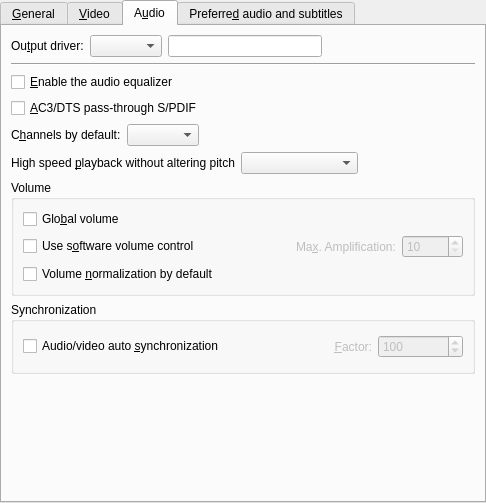
wilbert2000/wzplayer, file src/prefgeneral.ui: the form before one commit.
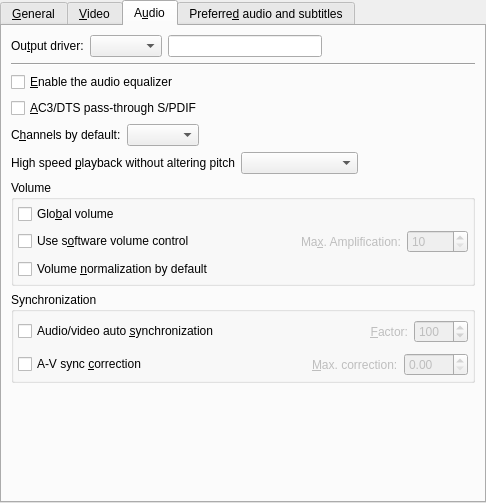
The form after the commit. The open tabs and pages were chosen to show the change. Custom widgets are drawn as their Qt base class.

Commit message: Added the new option "A-V sync correction" in Preferences->General->Audio, to set value for the -mc option.

Patch:
```diff
--- a/src/prefgeneral.ui
+++ b/src/prefgeneral.ui
@@ -730,6 +730,18 @@
           <string>Volume</string>
          </property>
          <layout class="QVBoxLayout" >
+          <property name="leftMargin" >
+           <number>4</number>
+          </property>
+          <property name="topMargin" >
+           <number>4</number>
+          </property>
+          <property name="rightMargin" >
+           <number>4</number>
+          </property>
+          <property name="bottomMargin" >
+           <number>4</number>
+          </property>
           <item>
            <widget class="QCheckBox" name="global_volume_check" >
             <property name="text" >
@@ -820,53 +832,35 @@
          <property name="title" >
           <string>Synchronization</string>
          </property>
-         <layout class="QHBoxLayout" >
-          <property name="spacing" >
-           <number>6</number>
-          </property>
+         <layout class="QVBoxLayout" >
           <property name="leftMargin" >
-           <number>9</number>
+           <number>4</number>
           </property>
           <property name="topMargin" >
-           <number>9</number>
+           <number>4</number>
           </property>
           <property name="rightMargin" >
-           <number>9</number>
+           <number>4</number>
           </property>
           <property name="bottomMargin" >
-           <number>9</number>
+           <number>4</number>
           </property>
-          <item>
-           <widget class="QCheckBox" name="autosync_check" >
-            <property name="text" >
-             <string>Audio/video auto &amp;synchronization</string>
-            </property>
-           </widget>
-          </item>
           <item>
            <layout class="QHBoxLayout" >
-            <property name="spacing" >
-             <number>6</number>
-            </property>
-            <property name="leftMargin" >
-             <number>0</number>
-            </property>
-            <property name="topMargin" >
-             <number>0</number>
-            </property>
-            <property name="rightMargin" >
-             <number>0</number>
-            </property>
-            <property name="bottomMargin" >
-             <number>0</number>
-            </property>
+            <item>
+             <widget class="QCheckBox" name="autosync_check" >
+              <property name="text" >
+               <string>Audio/video auto &amp;synchronization</string>
+              </property>
+             </widget>
+            </item>
             <item>
              <spacer>
               <property name="orientation" >
                <enum>Qt::Horizontal</enum>
               </property>
               <property name="sizeType" >
-               <enum>QSizePolicy::Preferred</enum>
+               <enum>QSizePolicy::Expanding</enum>
               </property>
               <property name="sizeHint" >
                <size>
@@ -913,6 +907,56 @@
             </item>
            </layout>
           </item>
+          <item>
+           <layout class="QHBoxLayout" >
+            <item>
+             <widget class="QCheckBox" name="use_mc_check" >
+              <property name="text" >
+               <string>A-V sync &amp;correction</string>
+              </property>
+             </widget>
+            </item>
+            <item>
+             <spacer>
+              <property name="orientation" >
+               <enum>Qt::Horizontal</enum>
+              </property>
+              <property name="sizeHint" >
+               <size>
+                <width>40</width>
+                <height>20</height>
+               </size>
+              </property>
+             </spacer>
+            </item>
+            <item>
+             <widget class="QLabel" name="mc_label" >
+              <property name="enabled" >
+               <bool>false</bool>
+              </property>
+              <property name="text" >
+               <string>&amp;Max. correction:</string>
+              </property>
+              <property name="buddy" >
+               <cstring>mc_spin</cstring>
+              </property>
+             </widget>
+            </item>
+            <item>
+             <widget class="QDoubleSpinBox" name="mc_spin" >
+              <property name="enabled" >
+               <bool>false</bool>
+              </property>
+              <property name="maximum" >
+               <double>100.000000000000000</double>
+              </property>
+              <property name="singleStep" >
+               <double>0.100000000000000</double>
+              </property>
+             </widget>
+            </item>
+           </layout>
+          </item>
          </layout>
         </widget>
        </item>
@@ -927,7 +971,7 @@
          <property name="sizeHint" >
           <size>
            <width>464</width>
-           <height>31</height>
+           <height>20</height>
           </size>
          </property>
         </spacer>
```
Left out of the diff: 34 changed lines with no effect on the pictures. The commit also changes 2 other files.
